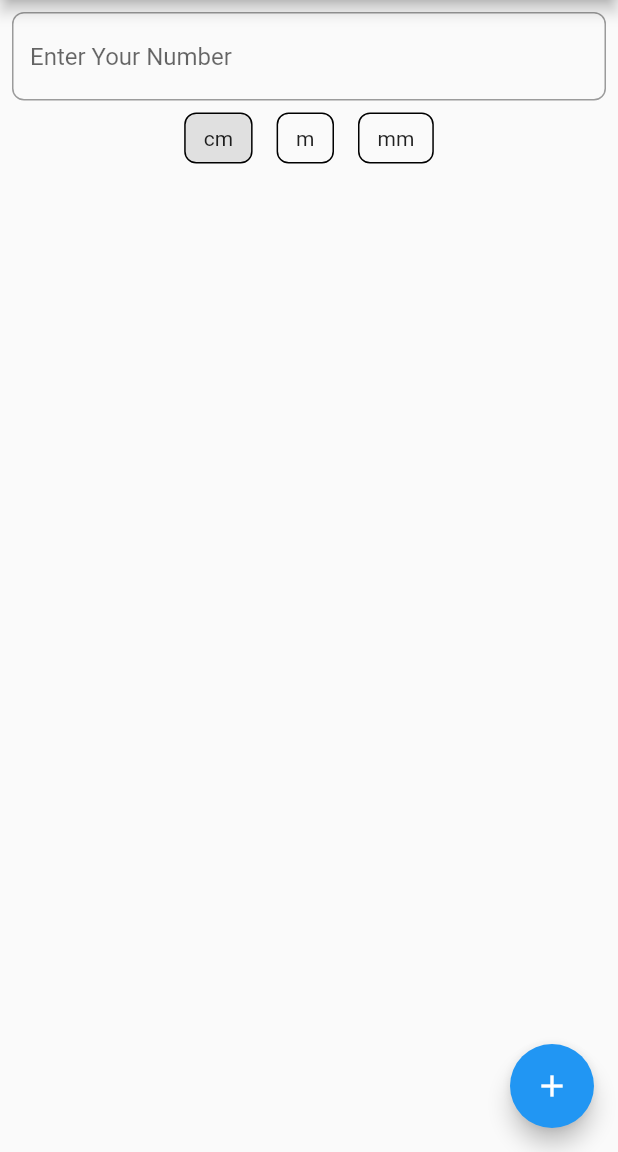
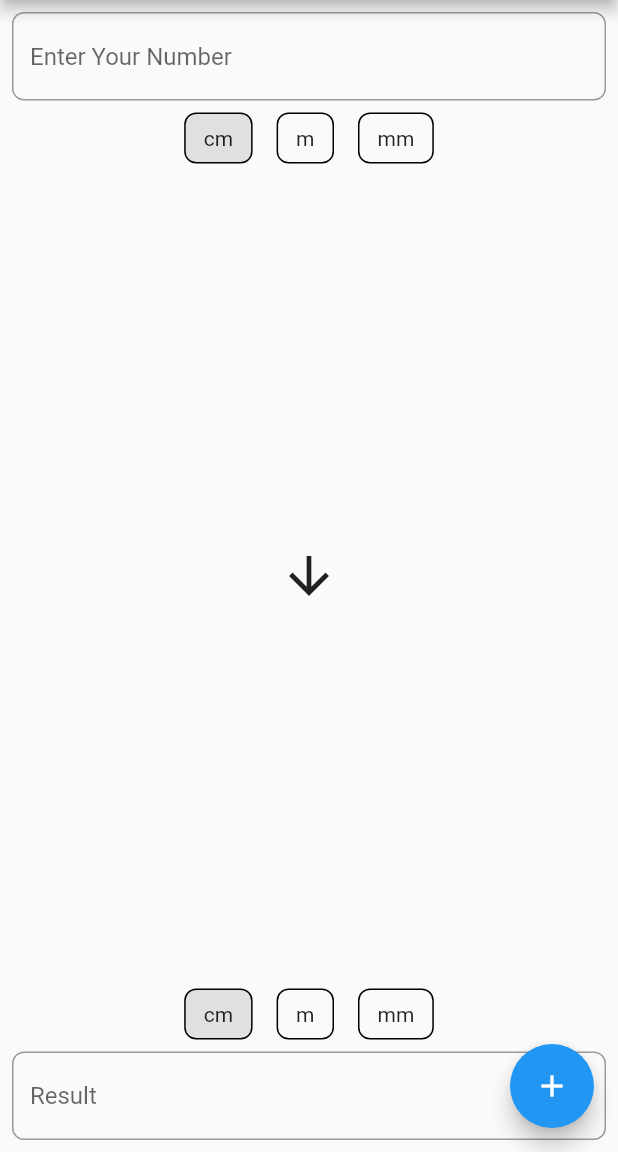
Before and after one commit to mustafabhatkar/unit_converter, a Flutter app: the screen it shows after launch, on a phone screen of 412 x 824 dp, the part 84-1236 px from its top. Run offline on Flutter 3.47's test engine with Material 2 defaults, Android fonts, the phone set to English and light mode, and no system bars; our stand-ins replace font_awesome_flutter.

Commit message:
Home Page Design Completed

```diff
--- /dev/null
+++ b/lib/home/home_page.dart
@@ -0,0 +1,116 @@
+import 'package:flutter/material.dart';
+import 'package:flutter/services.dart';
+import 'package:unit_converter/category/category_page.dart';
+import 'package:unit_converter/home/units_list.dart';
+import 'package:unit_converter/utils/constants.dart';
+
+class HomePage extends StatefulWidget {
+  HomePage({Key? key}) : super(key: key);
+
+  @override
+  _HomePageState createState() => _HomePageState();
+}
+
+class _HomePageState extends State<HomePage> {
+  List unitsList = ["cm", "m", "mm"];
+  var fromUnit = "cm";
+  var toUnit = "cm";
+  var categoryName = "";
+  final TextEditingController inputController = TextEditingController();
+  final TextEditingController outputController = TextEditingController();
+
+  @override
+  Widget build(BuildContext context) {
+    return Scaffold(
+        appBar: AppBar(
+          title: Text(Constants.appName),
+        ),
+        body: Center(
+            child: Container(
+                margin: EdgeInsets.all(8.0),
+                child: Column(
+                  children: [
+                  TextField(
+                    controller:inputController,
+                    keyboardType:
+                        TextInputType.numberWithOptions(decimal: true),
+                    inputFormatters: <TextInputFormatter>[
+                      FilteringTextInputFormatter.allow(
+                          RegExp(r'^\d*\.?\d{0,9}')),
+                    ],
+                    decoration: InputDecoration(
+                        border: OutlineInputBorder(
+                            borderRadius: BorderRadius.circular(8.0)),
+                        hintText: 'Enter Your Number'),
+                  ),
+                  UnitsList(
+                    key:UniqueKey(),
+                    selectedUnit: fromUnit,
+                    units: unitsList,
+                    onTap: (selectedUnit) {
+                      fromUnit = selectedUnit;
+
+                    },
+                  ),
+                  Spacer(),
+                  Icon(Icons.arrow_downward, size: 40),
+                  Spacer(),
+                  UnitsList(
+                    key:UniqueKey(),
+                    selectedUnit: toUnit,
+                    units: unitsList,
+                    onTap: (selectedUnit) {
+                      toUnit = selectedUnit;
+                      startConversion();
+                    },
+                  ),
+                  TextField(
+                    controller:outputController,
+                    showCursor: false,
+                    readOnly: true,
+                    decoration: InputDecoration(
+                        border: OutlineInputBorder(
+                            borderRadius: BorderRadius.circular(8.0)),
+                        hintText: 'Result'),
+                  ),
+                ]))),
+        floatingActionButton: FloatingActionButton(
+            onPressed: () async {
+              categoryName = await Navigator.push(context,
+                  MaterialPageRoute(builder: (context) => CategoryPage()));
+              setState(() {
+                switchCategory();
+              });
+            },
+            child: Icon(Icons.add)));
+  }
+
+  startConversion(){
+    if(inputController.text.isNotEmpty){
+      if(fromUnit == toUnit){
+        outputController.text = inputController.text;
+      }else if(fromUnit == "cm" && toUnit == "m"){
+        cmToMConversion();
+      }
+    }
+  }
+
+  cmToMConversion(){
+    outputController.text = (double.parse(inputController.text)/100).toString();
+  }
+
+  switchCategory(){
+    switch(categoryName){
+      case "Length":
+      fromUnit = "cm";
+      toUnit = "cm";
+      unitsList = ["cm", "m", "mm"];
+      break;
+      case "Area":
+      fromUnit = "cm\u00B2";
+      toUnit = "cm\u00B2";
+      unitsList = ["cm\u00B2", "m\u00B2", "mm\u00B2"];
+      break;
+    }
+  }
+}
--- /dev/null
+++ b/lib/home/units_list.dart
@@ -0,0 +1,59 @@
+import 'package:flutter/material.dart';
+
+class UnitsList extends StatefulWidget {
+  final List units;
+  final String selectedUnit;
+  final Function(String) onTap;
+  const UnitsList(
+      {Key? key,
+      required this.units,
+      required this.selectedUnit,
+      required this.onTap})
+      : super(key: key);
+
+  @override
+  _UnitsListState createState() => _UnitsListState();
+}
+
+class _UnitsListState extends State<UnitsList> {
+  List unitsList = [];
+  String? selectedUnit;
+  @override
+  void initState() {
+    unitsList = widget.units;
+    selectedUnit = widget.selectedUnit;
+    super.initState();
+  }
+
+  @override
+  Widget build(BuildContext context) {
+    return Container(
+      height: 50.0,
+      child: ListView.builder(
+          shrinkWrap: true,
+          scrollDirection: Axis.horizontal,
+          itemCount: unitsList.length,
+          itemBuilder: (context, index) {
+            String currentUnit = unitsList[index];
+            return InkWell(
+              onTap: () {
+                setState(() {
+                  selectedUnit = currentUnit;
+                  widget.onTap(selectedUnit!);
+                });
+              },
+              child: Container(
+                  margin: EdgeInsets.all(8.0),
+                  padding:
+                      EdgeInsets.symmetric(vertical: 8.0, horizontal: 12.0),
+                  decoration: BoxDecoration(
+                      color:
+                          selectedUnit == currentUnit ? Colors.grey.shade300 : null,
+                      borderRadius: BorderRadius.all(Radius.circular(8.0)),
+                      border: Border.all()),
+                  child: Center(child: Text(currentUnit))),
+            );
+          }),
+    );
+  }
+}
--- a/lib/home_page.dart
+++ /dev/null
@@ -1,77 +0,0 @@
-import 'package:flutter/material.dart';
-import 'package:flutter/services.dart';
-import 'package:unit_converter/category/category_page.dart';
-import 'package:unit_converter/utils/constants.dart';
-
-class HomePage extends StatefulWidget {
-  HomePage({Key? key}) : super(key: key);
-
-  @override
-  _HomePageState createState() => _HomePageState();
-}
-
-class _HomePageState extends State<HomePage> {
-  List unitsList = ["cm", "m", "mm"];
-  var fromUnit = "cm";
-  var categoryName = "";
-  @override
-  Widget build(BuildContext context) {
-    return Scaffold(
-        appBar: AppBar(
-          title: Text(Constants.appName),
-        ),
-        body: Center(
-            child: Container(
-                margin: EdgeInsets.all(8.0),
-                child: Column(children: [
-                  TextField(
-                    keyboardType:
-                        TextInputType.numberWithOptions(decimal: true),
-                    inputFormatters: <TextInputFormatter>[
-                      FilteringTextInputFormatter.allow(
-                          RegExp(r'^\d*\.?\d{0,9}')),
-                    ],
-                    decoration: InputDecoration(
-                        border: OutlineInputBorder(
-                            borderRadius: BorderRadius.circular(8.0)),
-                        hintText: 'Enter Your Number'),
-                  ),
-                  Container(
-                    height: 50.0,
-                    child: ListView.builder(
-                        shrinkWrap: true,
-                        scrollDirection: Axis.horizontal,
-                        itemCount: unitsList.length,
-                        itemBuilder: (context, index) {
-                          String currentUnit = unitsList[index];
-                          return InkWell(
-                            onTap:(){
-                              setState(() {
-                                fromUnit = currentUnit;
-                              });
-                            },
-                            child: Container(
-                                margin: EdgeInsets.all(8.0),
-                                padding: EdgeInsets.symmetric(
-                                    vertical: 8.0, horizontal: 12.0),
-                                decoration: BoxDecoration(
-                                    color: fromUnit == currentUnit
-                                        ? Colors.grey.shade300
-                                        : null,
-                                    borderRadius:
-                                        BorderRadius.all(Radius.circular(8.0)),
-                                    border: Border.all()),
-                                child: Center(child: Text(currentUnit))),
-                          );
-                        }),
-                  )
-                ]))),
-        floatingActionButton: FloatingActionButton(
-            onPressed: () async {
-              categoryName = await Navigator.push(context,
-                  MaterialPageRoute(builder: (context) => CategoryPage()));
-              setState(() {});
-            },
-            child: Icon(Icons.add)));
-  }
-}
--- a/lib/main.dart
+++ b/lib/main.dart
@@ -1,5 +1,5 @@
 import 'package:flutter/material.dart';
-import 'package:unit_converter/home_page.dart';
+import 'package:unit_converter/home/home_page.dart';
 import 'package:unit_converter/utils/constants.dart';
 
 void main() {
```
